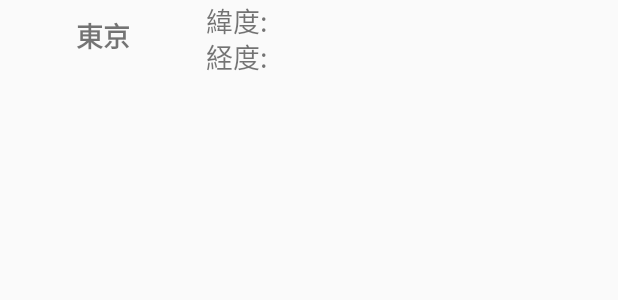
After one commit to rjc-tech/myindicater_android, an Android app: the layout adapter_place.xml on its own in the app's theme, with its tools: preview values and no code run, on a phone screen of 412 x 824 dp. The commit adds this screen. Shown: the top 300 px of the screen. Run offline under Robolectric (Android 15) with nearby library versions, the phone set to English and light mode, and no system bars.

Commit message:
検索機能実装　文言による検索終了後に検索一覧画面へ遷移。リストアイテム選択後にMapActivityのonActivityResultへ戻るところまで。

```diff
--- a/app/src/debug/res/values/google_maps_api.xml
+++ b/app/src/debug/res/values/google_maps_api.xml
@@ -21,4 +21,10 @@
     string in this file.
     -->
     <string name="google_maps_key" templateMergeStrategy="preserve" translatable="false">AIzaSyBisg850iHlVD2SnEEqRC0zQDzWEV4j6L0</string>
+
+    <!--TODO 要プレイス検索APIキー作成 -->
+    <!--TODO https://developers.google.com/places/web-service/search?hl=ja -->
+    <string name="google_maps_place_search_key">TEST</string>
+
+
 </resources>
--- a/app/src/main/AndroidManifest.xml
+++ b/app/src/main/AndroidManifest.xml
@@ -37,6 +37,10 @@
             android:name="com.google.android.geo.API_KEY"
             android:value="@string/google_maps_key" />
 
+        <activity
+            android:name=".SearchResultActivity"
+            android:label="@string/title_activity_search_result"
+            android:theme="@style/AppTheme.NoActionBar"></activity>
     </application>
 
 </manifest>
--- /dev/null
+++ b/app/src/main/res/layout/adapter_place.xml
@@ -0,0 +1,45 @@
+<?xml version="1.0" encoding="utf-8"?>
+<LinearLayout xmlns:android="http://schemas.android.com/apk/res/android"
+    xmlns:tools="http://schemas.android.com/tools"
+    android:layout_width="match_parent"
+    android:layout_height="48dp"
+    android:gravity="center_vertical"
+    android:orientation="horizontal">
+
+    <TextView
+        android:id="@+id/name"
+        android:layout_width="0dp"
+        android:layout_height="match_parent"
+        android:layout_weight="1"
+        android:gravity="center"
+        android:textSize="18dp"
+        android:textStyle="bold"
+        tools:text="東京" />
+
+    <LinearLayout
+        android:layout_width="0dp"
+        android:layout_height="match_parent"
+        android:layout_weight="2"
+        android:orientation="vertical">
+
+        <TextView
+            android:id="@+id/latitude"
+            android:layout_width="match_parent"
+            android:layout_height="0dp"
+            android:layout_weight="1"
+            android:gravity="center_vertical"
+            android:textSize="18dp"
+            tools:text="緯度:" />
+
+        <TextView
+            android:id="@+id/longitude"
+            android:layout_width="match_parent"
+            android:layout_height="0dp"
+            android:layout_weight="1"
+            android:textSize="18dp"
+            android:gravity="center_vertical"
+            tools:text="経度:" />
+
+    </LinearLayout>
+
+</LinearLayout>
--- /dev/null
+++ b/app/src/main/res/values/dimens.xml
@@ -0,0 +1,3 @@
+<resources>
+    <dimen name="fab_margin">16dp</dimen>
+</resources>
--- a/app/src/main/res/values/strings.xml
+++ b/app/src/main/res/values/strings.xml
@@ -1,4 +1,5 @@
 <resources>
     <string name="app_name">myindicater_android</string>
     <string name="title_activity_maps">Map</string>
+    <string name="title_activity_search_result">SearchResultActivity</string>
 </resources>
--- a/app/src/main/res/values/styles.xml
+++ b/app/src/main/res/values/styles.xml
@@ -8,4 +8,13 @@
         <item name="colorAccent">@color/colorAccent</item>
     </style>
 
+    <style name="AppTheme.NoActionBar">
+        <item name="windowActionBar">false</item>
+        <item name="windowNoTitle">true</item>
+    </style>
+
+    <style name="AppTheme.AppBarOverlay" parent="ThemeOverlay.AppCompat.Dark.ActionBar" />
+
+    <style name="AppTheme.PopupOverlay" parent="ThemeOverlay.AppCompat.Light" />
+
 </resources>
```
Also changed, not shown: app/src/main/java/jp/co/rjc/myindicater_android/MapActivity.kt (+55 -5 lines), app/src/main/java/jp/co/rjc/myindicater_android/Place.kt (added, +64 -0 lines), app/src/main/java/jp/co/rjc/myindicater_android/PlaceAdapter.kt (added, +59 -0 lines), app/src/main/java/jp/co/rjc/myindicater_android/ProgressDialogFragment.kt (added, +28 -0 lines), app/src/main/java/jp/co/rjc/myindicater_android/SearchDestinationTask.kt (+61 -9 lines), app/src/main/java/jp/co/rjc/myindicater_android/SearchResultActivity.kt (added, +43 -0 lines), app/src/main/res/layout/dialog_progress.xml (added, +20 -0 lines).
